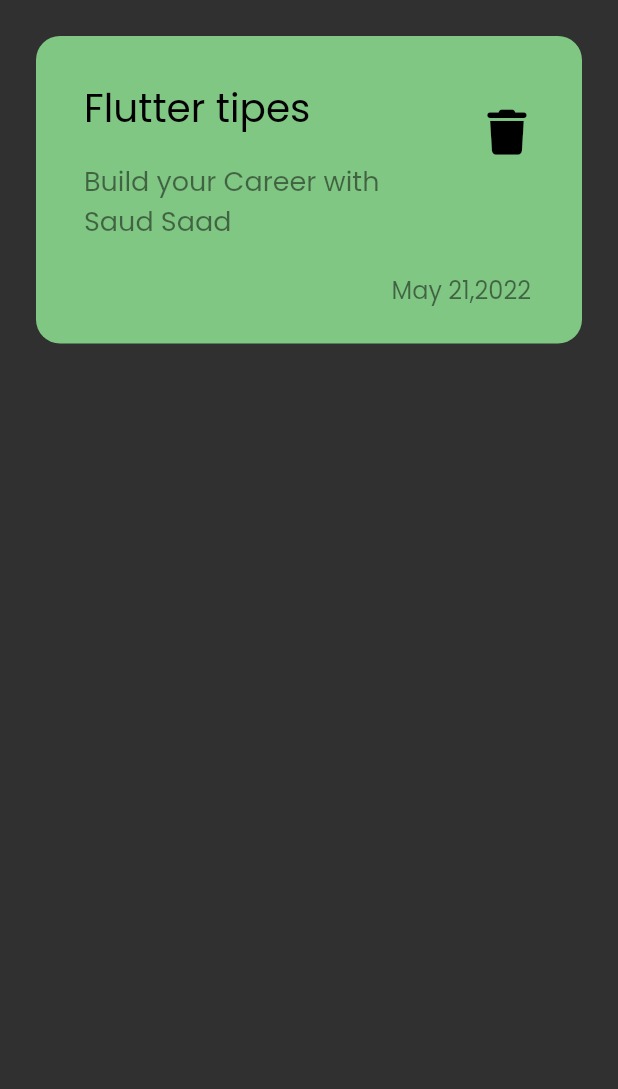
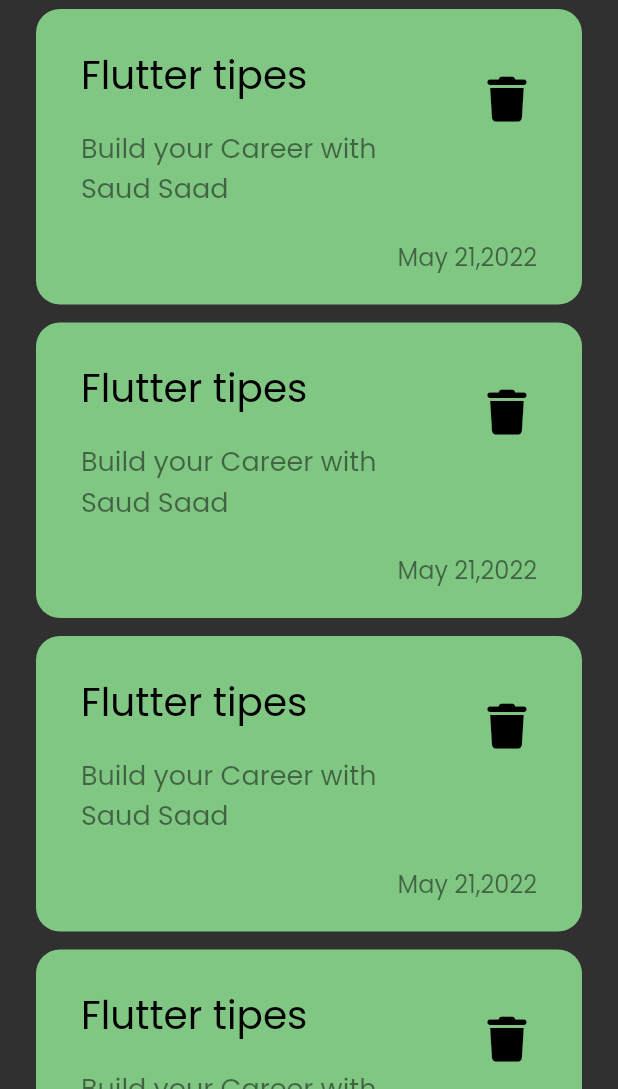
Before and after one commit to Saud2712/Notes_app, a Flutter app: the screen it shows after launch, on a phone screen of 412 x 824 dp, the part 147-1236 px from its top. Run offline on Flutter 3.47's test engine with Material 2 defaults, Android fonts, the phone set to English and light mode, and no system bars; our stand-ins replace font_awesome_flutter.

Commit message:
Creat Notes List View .

```diff
--- a/lib/main.dart
+++ b/lib/main.dart
@@ -2,7 +2,7 @@ import 'package:flutter/material.dart';
 import 'package:notes_app/views/notes_view.dart';
 
 main() {
-  runApp(Notes_App());
+  runApp(const Notes_App());
 }
 
 class Notes_App extends StatelessWidget {
@@ -12,7 +12,7 @@ class Notes_App extends StatelessWidget {
   Widget build(BuildContext context) {
     return MaterialApp(
       theme: ThemeData(brightness: Brightness.dark, fontFamily: 'Poppins'),
-      home: const NotesView(),
+      home: const NotesView(), // الصفحة الرئيسية
     );
   }
 }
--- a/lib/views/notes_view.dart
+++ b/lib/views/notes_view.dart
@@ -7,7 +7,7 @@ class NotesView extends StatelessWidget {
   @override
   Widget build(BuildContext context) {
     return const Scaffold(
-      body: NotesViewBody(),
+      body: NotesViewBody(), // body الخاص بالصفحة
     );
   }
 }
--- /dev/null
+++ b/lib/widget/custom_list_view.dart
@@ -0,0 +1,16 @@
+import 'package:flutter/material.dart';
+import 'custom_note_item.dart';
+
+class NotesListView extends StatelessWidget {
+  const NotesListView({Key? key}) : super(key: key);
+
+  @override
+  Widget build(BuildContext context) {
+    return ListView.builder(itemBuilder: (context, index) {
+      return const Padding(
+        padding: EdgeInsets.symmetric(vertical: 6),
+        child: NoteItem(),
+      );
+    });
+  }
+}
--- a/lib/widget/custom_note_item.dart
+++ b/lib/widget/custom_note_item.dart
@@ -1,13 +1,14 @@
 import 'package:flutter/material.dart';
 import 'package:font_awesome_flutter/font_awesome_flutter.dart';
 
+// note الشكل الخارجي لل
 class NoteItem extends StatelessWidget {
   const NoteItem({Key? key}) : super(key: key);
 
   @override
   Widget build(BuildContext context) {
     return Container(
-      padding: const EdgeInsets.only(top: 24, bottom: 24, right: 10, left: 16),
+      padding: const EdgeInsets.only(top: 20, bottom: 20, right: 10, left: 14),
       decoration: BoxDecoration(
         color: Colors.green[300],
         borderRadius: BorderRadius.circular(16),
@@ -31,7 +32,7 @@ class NoteItem extends StatelessWidget {
                   icon: const Icon(FontAwesomeIcons.trash,
                       size: 30, color: Colors.black))),
           Padding(
-            padding: const EdgeInsets.only(right: 24),
+            padding: const EdgeInsets.only(right: 20),
             child: Text(
               'May 21,2022',
               style:
--- a/lib/widget/notes_view_body.dart
+++ b/lib/widget/notes_view_body.dart
@@ -1,7 +1,8 @@
 import 'package:flutter/material.dart';
 import 'package:notes_app/widget/custom_app_bar.dart';
-import 'custom_note_item.dart';
+import 'custom_list_view.dart';
 
+// home page .
 class NotesViewBody extends StatelessWidget {
   const NotesViewBody({Key? key}) : super(key: key);
 
@@ -12,9 +13,8 @@ class NotesViewBody extends StatelessWidget {
       child: Column(
         children: const [
           SizedBox(height: 50),
-          CustomAppBar(),
-          SizedBox(height: 24),
-          NoteItem(),
+          CustomAppBar(), // الشريط العلوي للصفحة الرئيسية
+          Expanded(child: NotesListView()),
         ],
       ),
     );
```
